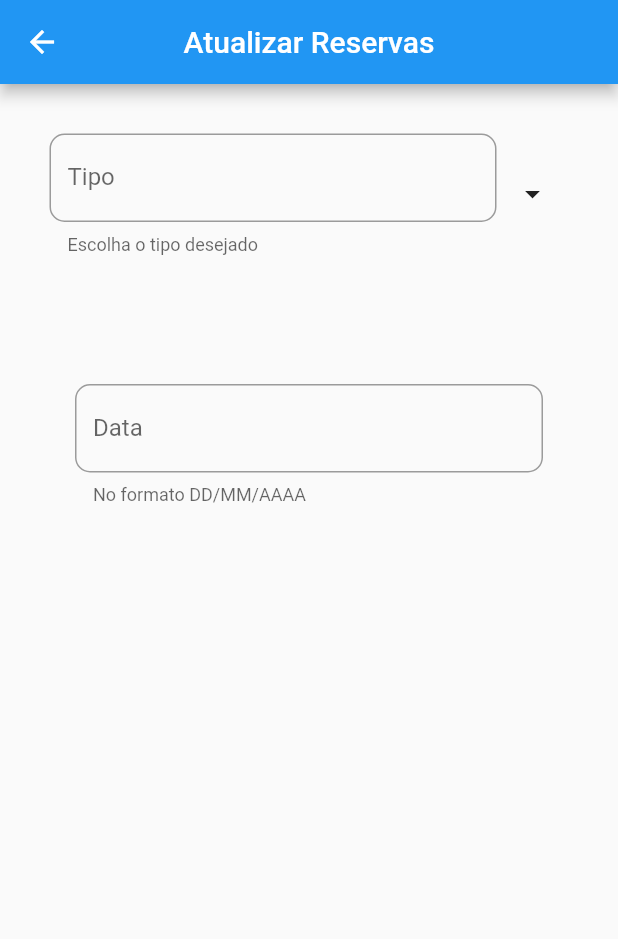
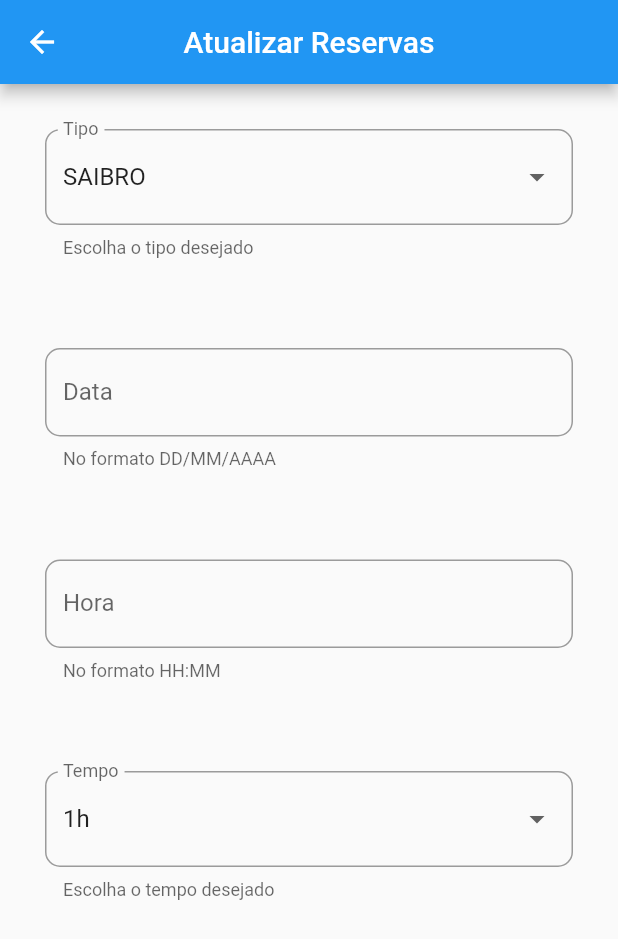
Before and after one commit to leolimma/AgendamentoApp, a Flutter app: the UpdatePage screen opened directly, on a phone screen of 412 x 824 dp. Shown: the top 939 px of the screen. Run offline on Flutter 3.47's test engine with Material 2 defaults, Android fonts, the phone set to English and light mode, and no system bars; network calls fail.

```diff
--- /dev/null
+++ b/lib/buttomControll.dart
@@ -0,0 +1,98 @@
+import 'package:flutter/material.dart';
+
+final tipos = ['HARD', 'SAIBRO'];
+
+class TipoModel {
+  String tipo = '';
+
+  TipoModel({
+    this.tipo,
+  });
+}
+
+class TempoModel {
+  String tempo = '';
+  TempoModel({this.tempo});
+}
+
+TipoModel dropdownTipoValue;
+TempoModel dropdownTempoValue;
+String errorText;
+
+Widget buildSecondBottom(
+    var label, TextEditingController textEditingController) {
+  return Center(
+    child: new Column(
+      crossAxisAlignment: CrossAxisAlignment.center,
+      children: [
+        new Padding(
+          padding: const EdgeInsets.all(30.0),
+          child: new Row(
+            children: <Widget>[
+              new Expanded(
+                child: new TextField(
+                  textAlignVertical: TextAlignVertical.center,
+                  decoration: new InputDecoration(
+                    border: new OutlineInputBorder(
+                        borderRadius: const BorderRadius.all(
+                          const Radius.circular(10.0),
+                        ),
+                        borderSide: new BorderSide(color: Colors.teal)),
+                    hintText: 'Digite a Data',
+                    helperText: 'No formato DD/MM/AAAA',
+                    labelText: 'Data',
+                  ),
+                ),
+              ),
+            ],
+          ),
+        ),
+      ],
+    ),
+  );
+}
+
+Widget buildThirdBottom(
+    var label, TextEditingController textEditingController) {
+  return Center(
+    child: new Column(
+      crossAxisAlignment: CrossAxisAlignment.center,
+      children: [
+        new Padding(
+          padding: const EdgeInsets.all(30.0),
+          child: new Row(
+            children: <Widget>[
+              new Expanded(
+                child: new TextField(
+                  textAlignVertical: TextAlignVertical.center,
+                  decoration: new InputDecoration(
+                    border: new OutlineInputBorder(
+                        borderRadius: const BorderRadius.all(
+                          const Radius.circular(10.0),
+                        ),
+                        borderSide: new BorderSide(color: Colors.teal)),
+                    hintText: 'Digite o Horário',
+                    helperText: 'No formato HH:MM',
+                    labelText: 'Hora',
+                  ),
+                ),
+              ),
+            ],
+          ),
+        ),
+      ],
+    ),
+  );
+}
+
+TextEditingController tipoInputController = new TextEditingController();
+var tempTipo;
+
+TextEditingController dataInputController = new TextEditingController();
+var tempData;
+
+TextEditingController horaInputController = new TextEditingController();
+var tempHora;
+
+TextEditingController tempoInputController = new TextEditingController();
+var tempTempo;
--- a/lib/tipoButtom.dart
+++ /dev/null
@@ -1,87 +0,0 @@
-import 'package:flutter/material.dart';
-
-Widget buildTextInputRow(
-    var label, TextEditingController textEditingController) {
-  final tipos = ['HARD', 'SAIBRO'];
-  return Container(
-    height: 150,
-    child: new Column(
-        crossAxisAlignment: CrossAxisAlignment.center,
-      children: [
-        new Padding(
-          padding: const EdgeInsets.all(33.0),
-          child: new Row(
-            children: <Widget>[
-              new Expanded(
-                  child: new TextField(
-                textAlignVertical: TextAlignVertical.center,
-                controller: textEditingController,
-                decoration: new InputDecoration(
-                  border: new OutlineInputBorder(
-                      borderRadius: const BorderRadius.all(
-                        const Radius.circular(10.0),
-                      ),
-                      borderSide: new BorderSide(color: Colors.teal)),
-                  hintText: 'Digite o tipo',
-                  helperText: 'Escolha o tipo desejado',
-                  labelText: 'Tipo',
-                ),
-              )),
-              new PopupMenuButton<String>(
-                icon: const Icon(Icons.arrow_drop_down),
-                onSelected: (String value) {
-                  textEditingController.text = value;
-                },
-                itemBuilder: (BuildContext context) {
-                  return tipos.map<PopupMenuItem<String>>((String value) {
-                    return new PopupMenuItem(
-                        child: new Text(value), value: value);
-                  }).toList();
-                },
-              ),
-            ],
-          ),
-        ),
-      ],
-    ),
-  );
-}
-
-Widget buildSecondBottom(
-    var label, TextEditingController textEditingController) {
-  return Center(
-    child: new Column(
-      crossAxisAlignment: CrossAxisAlignment.center,
-      children: [
-        new Padding(
-          padding: const EdgeInsets.all(50.0),
-          child: new Row(
-            children: <Widget>[
-              new Expanded(
-                child: new TextField(
-                  textAlignVertical: TextAlignVertical.center,
-                  decoration: new InputDecoration(
-                    border: new OutlineInputBorder(
-                        borderRadius: const BorderRadius.all(
-                          const Radius.circular(10.0),
-                        ),
-                        borderSide: new BorderSide(color: Colors.teal)),
-                    hintText: 'Digite a Data',
-                    helperText: 'No formato DD/MM/AAAA',
-                    labelText: 'Data',
-                  ),
-                ),
-              ),
-            ],
-          ),
-        ),
-      ],
-    ),
-  );
-}
-
-TextEditingController tipoInputController = new TextEditingController();
-var tempTipo;
-
-TextEditingController dataInputController = new TextEditingController();
-var tempData;
--- a/lib/update.dart
+++ b/lib/update.dart
@@ -1,9 +1,33 @@
 import 'package:flutter/material.dart';
-import './tipoButtom.dart';
+import './buttomControll.dart';
 
-class UpdatePage extends StatelessWidget {
+class UpdatePage extends StatefulWidget {
   final int id;
   UpdatePage({this.id});
+
+  @override
+  _UpdatePageState createState() => _UpdatePageState();
+}
+
+class _UpdatePageState extends State<UpdatePage> {
+  static List<TipoModel> dropdownItemsTipo = new List();
+  static List<TempoModel> dropdownItemsTempo = new List();
+
+  void initState() {
+    super.initState();
+    setState(() {
+      if (dropdownItemsTipo.length == 0 && dropdownItemsTempo.length == 0) {
+        dropdownItemsTipo.add(TipoModel(tipo: 'SAIBRO'));
+        dropdownItemsTipo.add(TipoModel(tipo: 'HARD'));
+        dropdownTipoValue = dropdownItemsTipo[0];
+        dropdownItemsTempo.add(TempoModel(tempo: '1h'));
+        dropdownItemsTempo.add(TempoModel(tempo: '2h'));
+        dropdownItemsTempo.add(TempoModel(tempo: '3h'));
+        dropdownTempoValue = dropdownItemsTempo[0];
+      }
+    });
+  }
+
   @override
   Widget build(BuildContext context) {
     return Scaffold(
@@ -11,12 +35,112 @@ class UpdatePage extends StatelessWidget {
         centerTitle: true,
         title: Text('Atualizar Reservas'),
       ),
-       body: new ListView(
-         children: <Widget>[
-           buildTextInputRow('Tipo', tipoInputController),
-           buildSecondBottom('Data', dataInputController),
-         ]
-       ),
+      body: new ListView(children: <Widget>[
+        buildTextInputRow('Tipo', tipoInputController),
+        buildSecondBottom('Data', dataInputController),
+        buildThirdBottom('Hora', horaInputController),
+        buildFourthBottom('Tempo', tempoInputController),
+      ]),
+    );
+  }
+
+  Widget buildTextInputRow(
+      var label, TextEditingController textEditingController) {
+    return Padding(
+      padding: const EdgeInsets.all(30.0),
+      child: FormField(
+        builder: (FormFieldState state) {
+          return DropdownButtonHideUnderline(
+            child: new Column(
+              crossAxisAlignment: CrossAxisAlignment.center,
+              children: <Widget>[
+                new InputDecorator(
+                  decoration: InputDecoration(
+                    border: new OutlineInputBorder(
+                        borderRadius: const BorderRadius.all(
+                          const Radius.circular(10.0),
+                        ),
+                        borderSide: new BorderSide(color: Colors.teal)),
+                    hintText: 'Digite o tipo',
+                    helperText: 'Escolha o tipo desejado',
+                    labelText: dropdownTipoValue == null
+                        ? 'Informe o tipo desejado'
+                        : 'Tipo',
+                    errorText: errorText,
+                  ),
+                  isEmpty: dropdownTipoValue == null,
+                  child: new DropdownButton<TipoModel>(
+                    value: dropdownTipoValue,
+                    isDense: true,
+                    onChanged: (TipoModel newValue) {
+                      print(newValue);
+                      setState(() {
+                        dropdownTipoValue = newValue;
+                      });
+                    },
+                    items: dropdownItemsTipo.map((TipoModel value) {
+                      return DropdownMenuItem<TipoModel>(
+                        value: value,
+                        child: Text(value.tipo),
+                      );
+                    }).toList(),
+                  ),
+                ),
+              ],
+            ),
+          );
+        },
+      ),
+    );
+  }
+
+  Widget buildFourthBottom(
+      var label, TextEditingController textEditingController) {
+    return Padding(
+      padding: const EdgeInsets.all(30.0),
+      child: FormField(
+        builder: (FormFieldState state) {
+          return DropdownButtonHideUnderline(
+            child: new Column(
+              crossAxisAlignment: CrossAxisAlignment.center,
+              children: <Widget>[
+                new InputDecorator(
+                  decoration: InputDecoration(
+                    border: new OutlineInputBorder(
+                        borderRadius: const BorderRadius.all(
+                          const Radius.circular(10.0),
+                        ),
+                        borderSide: new BorderSide(color: Colors.teal)),
+                    hintText: 'Digite o tempo',
+                    helperText: 'Escolha o tempo desejado',
+                    labelText: dropdownTempoValue == null
+                        ? 'Informe o tempo desejado'
+                        : 'Tempo',
+                    errorText: errorText,
+                  ),
+                  isEmpty: dropdownTempoValue == null,
+                  child: new DropdownButton<TempoModel>(
+                    value: dropdownTempoValue,
+                    isDense: true,
+                    onChanged: (TempoModel newValue) {
+                      print(newValue);
+                      setState(() {
+                        dropdownTempoValue = newValue;
+                      });
+                    },
+                    items: dropdownItemsTempo.map((TempoModel value) {
+                      return DropdownMenuItem<TempoModel>(
+                        value: value,
+                        child: Text(value.tempo),
+                      );
+                    }).toList(),
+                  ),
+                ),
+              ],
+            ),
+          );
+        },
+      ),
     );
   }
 }
```
